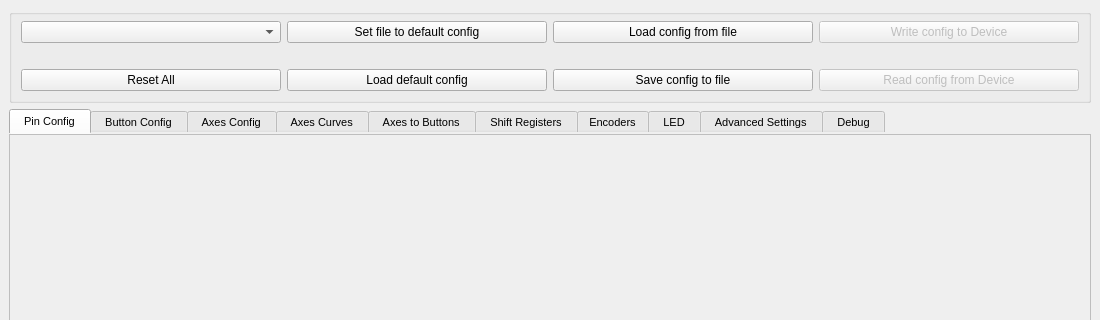
This is mainwindow.ui in FreeJoy-Team/FreeJoyConfiguratorQt as Qt 5 draws it before an edit; both pictures show x 0 to 1100 and y 0 to 320 of the 1100 by 772 pixel window. The edited form follows.
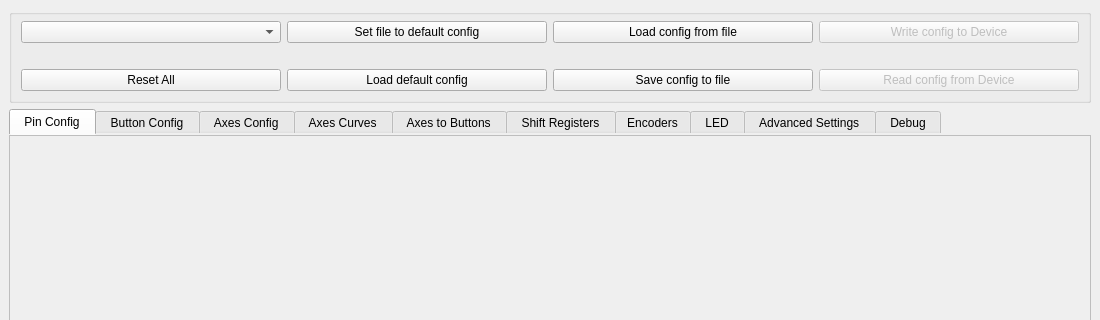
This is the edited form. The open tabs and pages were chosen to show the change. Custom widgets are drawn as their Qt base class.

```diff
--- a/mainwindow.ui
+++ b/mainwindow.ui
@@ -134,11 +134,6 @@
         <height>0</height>
        </size>
       </property>
-      <property name="font">
-       <font>
-        <pointsize>8</pointsize>
-       </font>
-      </property>
       <property name="styleSheet">
        <string notr="true">QTabWidget::pane
 {
```
Left out of the diff: 2 changed lines with no effect on the pictures.
